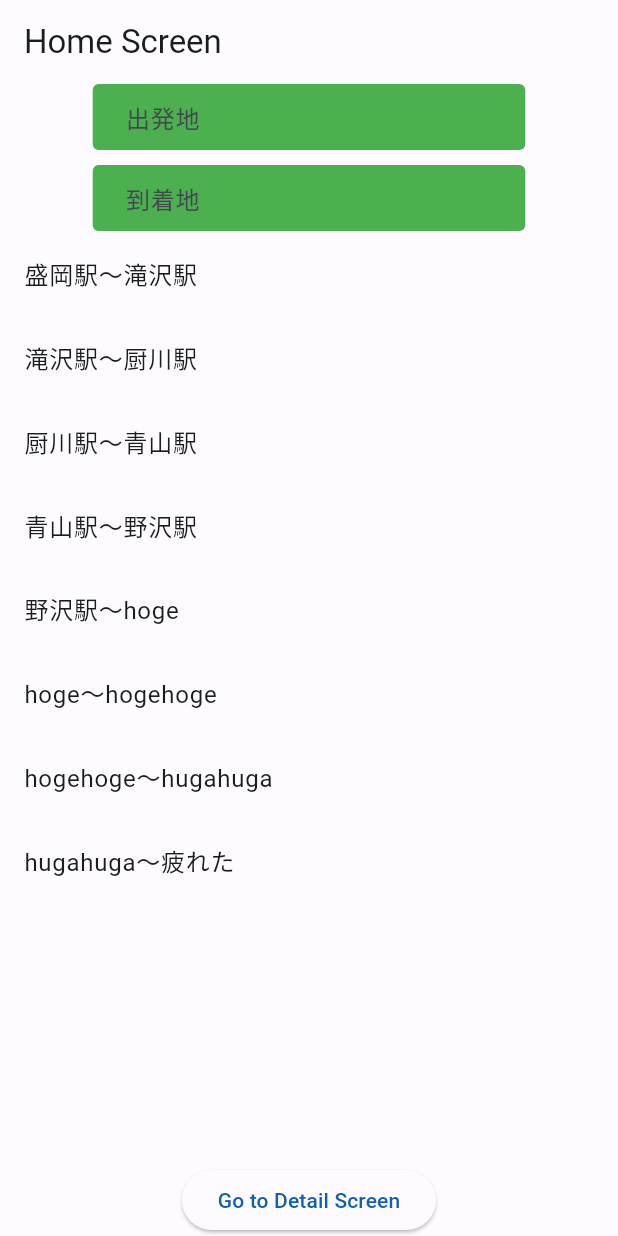
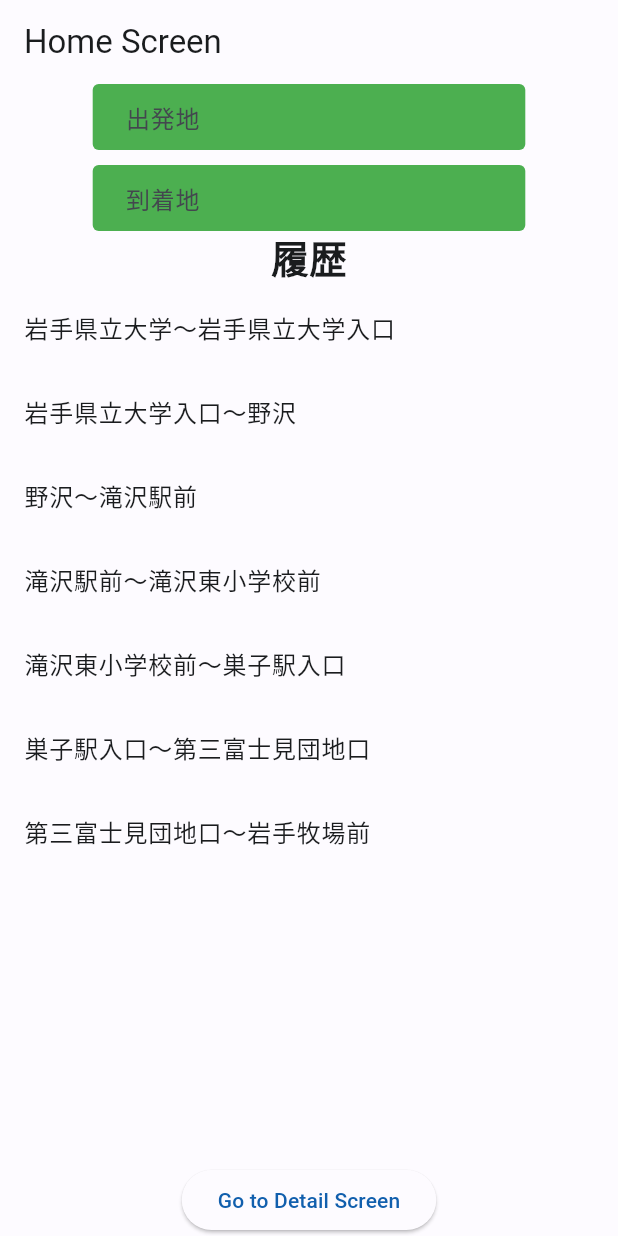
Before and after one commit to dao0203/system_design_app, a Flutter app: the screen it shows after launch, on a phone screen of 412 x 824 dp. Run offline on Flutter 3.47's test engine with Material 3 defaults, Android fonts, the light colour scheme and no system bars; our stand-ins replace auto_route, flutter_hooks, hooks_riverpod.

Commit message:
change stationList

```diff
--- a/lib/feature/home/home_screen.dart
+++ b/lib/feature/home/home_screen.dart
@@ -7,15 +7,14 @@ import 'package:system_design_app/feature/home/home_router.gr.dart';
 @RoutePage()
 class HomeScreen extends HookConsumerWidget {
   List<String> stationList = [
-    '盛岡駅',
-    '滝沢駅',
-    '厨川駅',
-    '青山駅',
-    '野沢駅',
-    'hoge',
-    'hogehoge',
-    'hugahuga',
-    '疲れた'
+    '岩手県立大学',
+    '岩手県立大学入口',
+    '野沢',
+    '滝沢駅前',
+    '滝沢東小学校前',
+    '巣子駅入口',
+    '第三富士見団地口',
+    '岩手牧場前',
   ];
 
   HomeScreen({Key? key}) : super(key: key);
@@ -86,6 +85,8 @@ class HomeScreen extends HookConsumerWidget {
                 ],
               ),
             ),
+            Text('履歴',
+                style: TextStyle(fontWeight: FontWeight.bold, fontSize: 25)),
             Expanded(
               child: ListView.builder(
                 itemCount: stationList.length - 1, // 最後の要素はペアがないため除外
```
